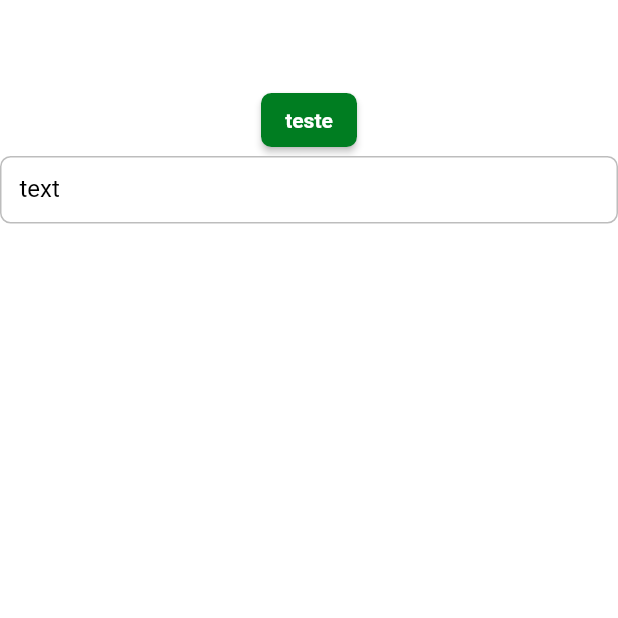
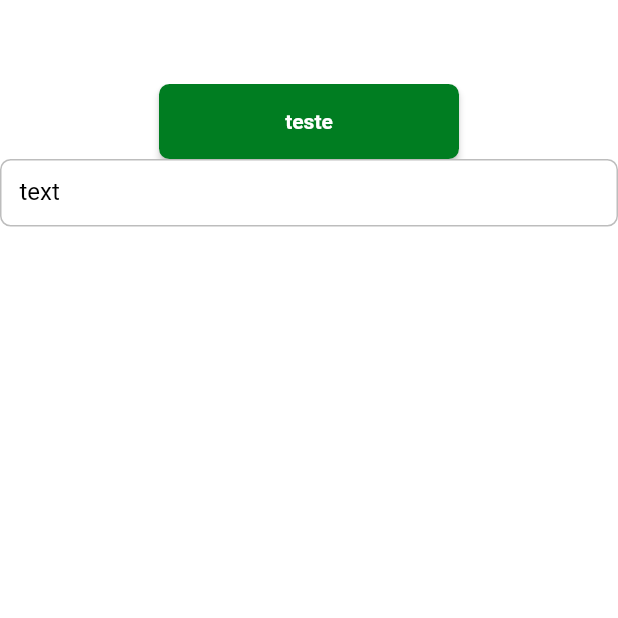
Before and after one commit to juliannelima/flutter-delivery-vakinha, a Flutter app: the screen it shows after launch, on a phone screen of 412 x 824 dp, the top half of it. Run offline on Flutter 3.47's test engine with Material 2 defaults, Android fonts, the phone set to English and light mode, and no system bars; Roboto replaces fonts that are missing (mplus1).

Commit message:
Adiciona widgets delivery_button

```diff
--- /dev/null
+++ b/lib/app/core/widgets/delivery_button.dart
@@ -0,0 +1,28 @@
+import 'package:flutter/material.dart';
+
+class DeliveryButton extends StatelessWidget {
+  final VoidCallback? onPressed;
+  final String label;
+  final double? width;
+  final double? height;
+
+  const DeliveryButton({
+    super.key,
+    required this.label,
+    required this.onPressed,
+    this.width,
+    this.height = 50,
+  });
+
+  @override
+  Widget build(BuildContext context) {
+    return SizedBox(
+      width: width,
+      height: height,
+      child: ElevatedButton(
+        onPressed: onPressed,
+        child: Text(label),
+      ),
+    );
+  }
+}
--- a/lib/app/pages/splash/splash_page.dart
+++ b/lib/app/pages/splash/splash_page.dart
@@ -1,21 +1,26 @@
 import 'package:delivery_app/app/core/ui/styles/app_styles.dart';
 import 'package:delivery_app/app/core/ui/styles/colors_app.dart';
+import 'package:delivery_app/app/core/widgets/delivery_button.dart';
 import 'package:flutter/material.dart';
 
 class SplashPage extends StatelessWidget {
-
-  const SplashPage({ super.key });
+  const SplashPage({super.key});
 
   @override
   Widget build(BuildContext context) {
-    return  Scaffold(
+    return Scaffold(
       appBar: AppBar(
         title: const Text('Splash'),
       ),
       body: Column(
         children: [
           Container(),
-          ElevatedButton(onPressed: (){}, child: const Text('teste')),
+          DeliveryButton(
+            label: 'teste',
+            onPressed: () {},
+            width: 200,
+            height: 50,
+          ),
           TextFormField(
             decoration: const InputDecoration(labelText: 'text'),
           )
```
